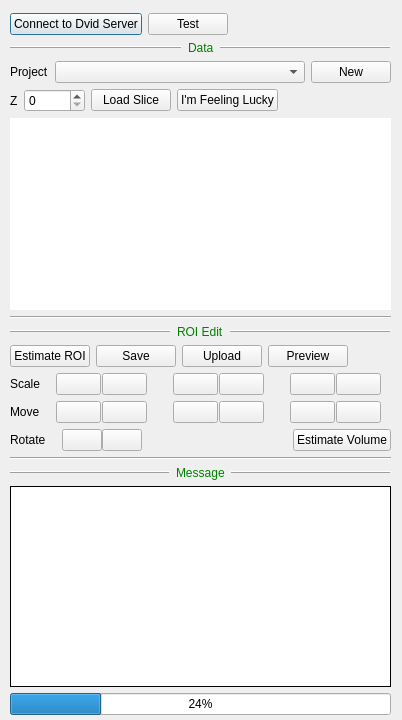
Old version of the form neurolabi/gui/zflyemroidialog.ui in the repository janelia-flyem/NeuTu.
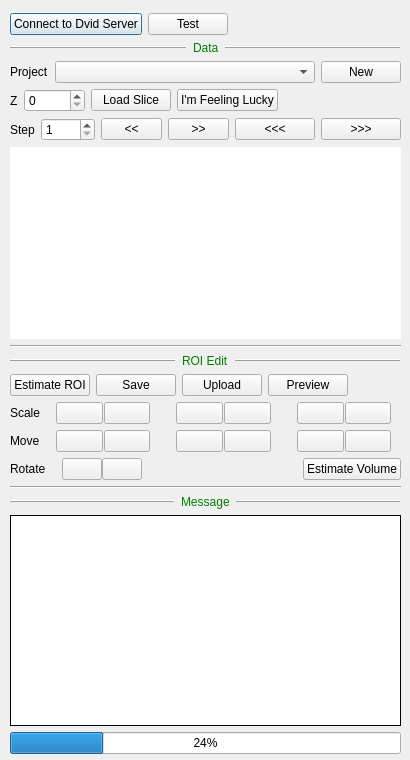
New version of the form. Icons and pictures are not drawn.

Commit message: add slice step

```diff
--- a/neurolabi/gui/zflyemroidialog.ui
+++ b/neurolabi/gui/zflyemroidialog.ui
@@ -6,8 +6,8 @@
    <rect>
     <x>0</x>
     <y>0</y>
-    <width>402</width>
-    <height>720</height>
+    <width>410</width>
+    <height>760</height>
    </rect>
   </property>
   <property name="windowTitle">
@@ -18,8 +18,8 @@
     <rect>
      <x>10</x>
      <y>13</y>
-     <width>381</width>
-     <height>702</height>
+     <width>391</width>
+     <height>741</height>
     </rect>
    </property>
    <layout class="QVBoxLayout" name="verticalLayout_5">
@@ -188,6 +188,72 @@
         </item>
        </layout>
       </item>
+      <item>
+       <layout class="QHBoxLayout" name="horizontalLayout_22">
+        <item>
+         <layout class="QHBoxLayout" name="horizontalLayout_18">
+          <item>
+           <widget class="QLabel" name="label_5">
+            <property name="text">
+             <string>Step</string>
+            </property>
+           </widget>
+          </item>
+          <item>
+           <widget class="QSpinBox" name="stepSpinBox">
+            <property name="minimum">
+             <number>1</number>
+            </property>
+            <property name="maximum">
+             <number>9999</number>
+            </property>
+           </widget>
+          </item>
+          <item>
+           <widget class="QPushButton" name="prevSlicePushButton">
+            <property name="text">
+             <string>&lt;&lt;</string>
+            </property>
+           </widget>
+          </item>
+          <item>
+           <widget class="QPushButton" name="nextSlicePushButton">
+            <property name="text">
+             <string>&gt;&gt;</string>
+            </property>
+           </widget>
+          </item>
+         </layout>
+        </item>
+        <item>
+         <widget class="QPushButton" name="quickPrevPushButton">
+          <property name="text">
+           <string>&lt;&lt;&lt;</string>
+          </property>
+         </widget>
+        </item>
+        <item>
+         <widget class="QPushButton" name="quickNextPushButton_3">
+          <property name="text">
+           <string>&gt;&gt;&gt;</string>
+          </property>
+         </widget>
+        </item>
+        <item>
+         <spacer name="horizontalSpacer_2">
+          <property name="orientation">
+           <enum>Qt::Horizontal</enum>
+          </property>
+          <property name="sizeHint" stdset="0">
+           <size>
+            <width>40</width>
+            <height>20</height>
+           </size>
+          </property>
+         </spacer>
+        </item>
+       </layout>
+      </item>
       <item>
        <widget class="QTextEdit" name="infoWidget">
         <property name="autoFillBackground">
@@ -622,8 +688,8 @@
               </property>
               <property name="iconSize">
                <size>
-                <width>24</width>
-                <height>24</height>
+                <width>16</width>
+                <height>16</height>
                </size>
               </property>
              </widget>
@@ -639,8 +705,8 @@
               </property>
               <property name="iconSize">
                <size>
-                <width>24</width>
-                <height>24</height>
+                <width>16</width>
+                <height>16</height>
                </size>
               </property>
              </widget>
```
The commit also changes 30 other files.
